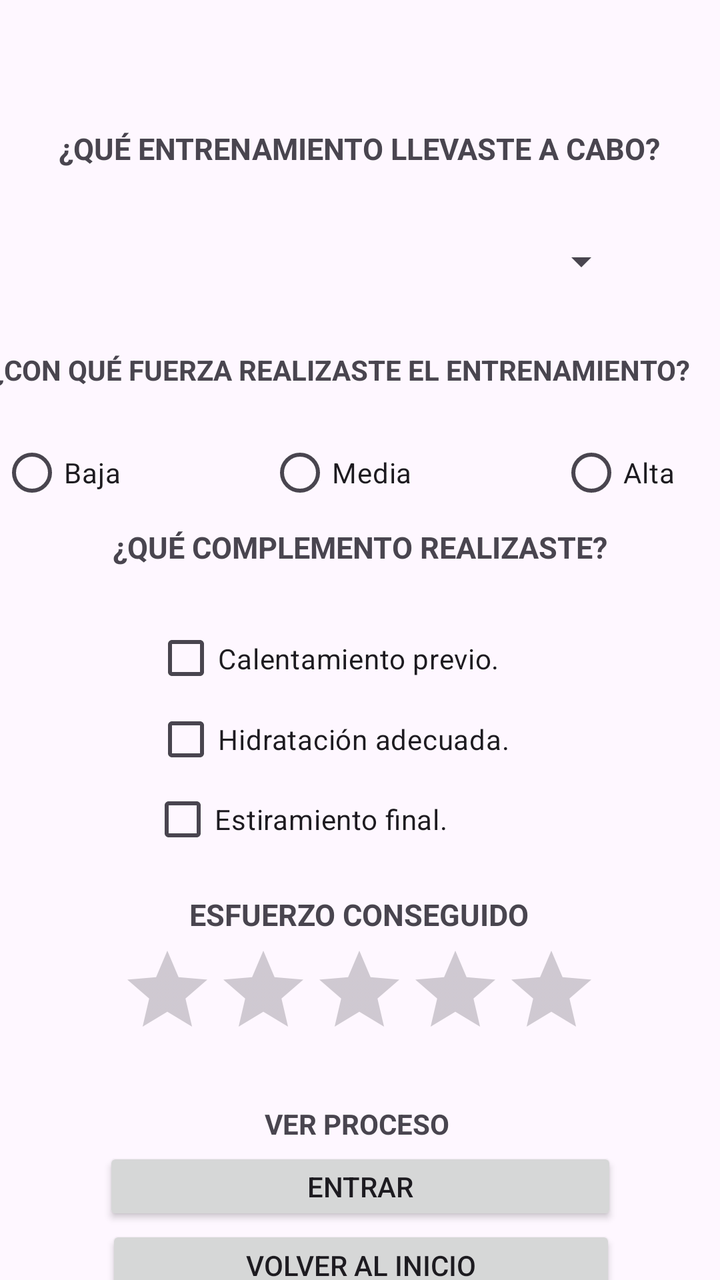
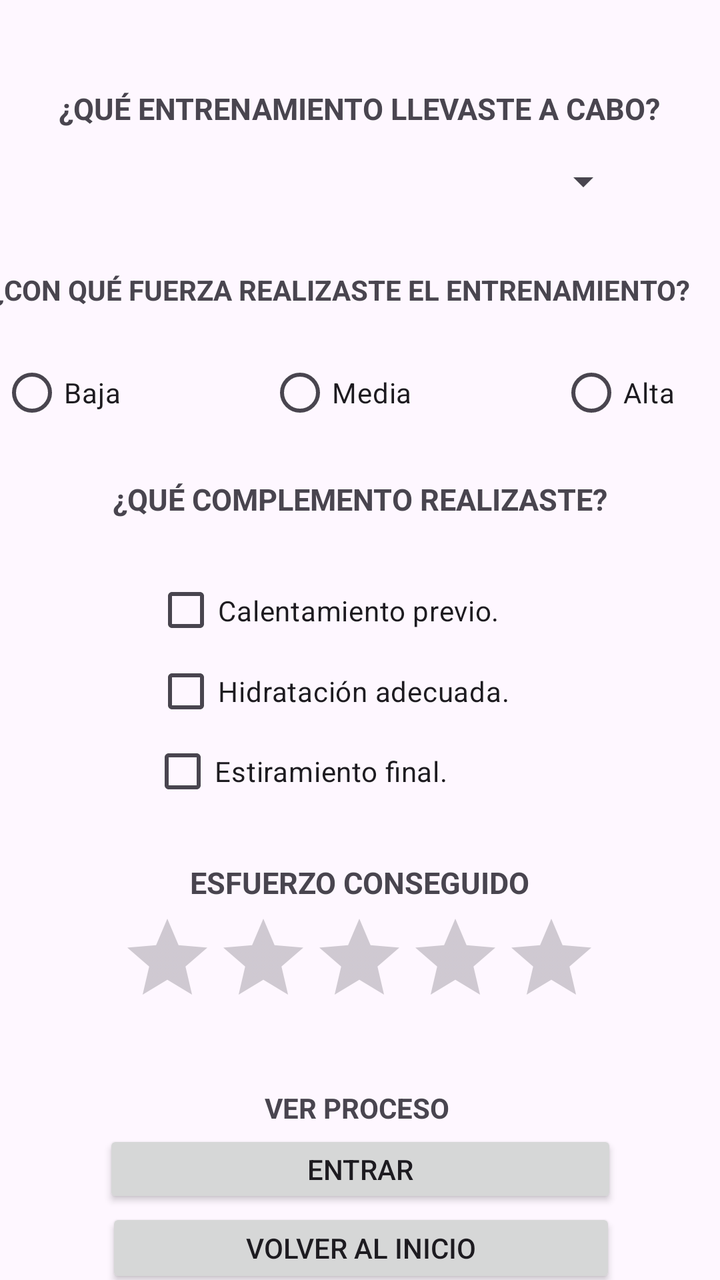

An Android layout rendered at two revisions. The XML below is the earlier revision; the diff shows what the commit changed to produce the second picture.
<!-- AndroidManifest.xml: application theme Theme.FitTrackerDave -->
<!-- res/layout/activity_spinner.xml -->
<?xml version="1.0" encoding="utf-8"?>
<androidx.constraintlayout.widget.ConstraintLayout xmlns:android="http://schemas.android.com/apk/res/android"
    xmlns:app="http://schemas.android.com/apk/res-auto"
    xmlns:tools="http://schemas.android.com/tools"
    android:id="@+id/main"
    android:layout_width="match_parent"
    android:layout_height="match_parent"
    tools:context=".SpinnerActivity">

    <TextView
        android:id="@+id/textView13"
        android:layout_width="wrap_content"
        android:layout_height="wrap_content"
        android:layout_marginTop="64dp"
        android:text="¿Qué entrenamiento llevaste a cabo?"
        android:textAllCaps="true"
        android:textSize="15sp"
        android:textStyle="bold"
        app:layout_constraintEnd_toEndOf="parent"
        app:layout_constraintHorizontal_bias="0.495"
        app:layout_constraintStart_toStartOf="parent"
        app:layout_constraintTop_toTopOf="parent" />

    <Button
        android:id="@+id/boton_volver_inicio"
        android:layout_width="255dp"
        android:layout_height="40dp"
        android:text="Volver al Inicio"
        app:layout_constraintBottom_toBottomOf="parent"
        app:layout_constraintEnd_toEndOf="parent"
        app:layout_constraintHorizontal_bias="0.506"
        app:layout_constraintStart_toStartOf="parent"
        app:layout_constraintTop_toBottomOf="@+id/boton_entrar_recycler"
        app:layout_constraintVertical_bias="0.023" />

    <CheckBox
        android:id="@+id/checkBox3"
        android:layout_width="206dp"
        android:layout_height="30dp"
        android:layout_marginTop="8dp"
        android:text="Hidratación adecuada."
        app:layout_constraintEnd_toEndOf="parent"
        app:layout_constraintStart_toStartOf="parent"
        app:layout_constraintTop_toBottomOf="@+id/checkBox" />

    <TextView
        android:id="@+id/textView5"
        android:layout_width="wrap_content"
        android:layout_height="wrap_content"
        android:layout_marginBottom="4dp"
        android:text="Esfuerzo conseguido"
        android:textAlignment="center"
        android:textAllCaps="true"
        android:textSize="15sp"
        android:textStyle="bold"
        app:layout_constraintBottom_toTopOf="@+id/ratingBar"
        app:layout_constraintEnd_toEndOf="parent"
        app:layout_constraintHorizontal_bias="0.498"
        app:layout_constraintStart_toStartOf="parent"
        app:layout_constraintTop_toBottomOf="@+id/checkBox4"
        app:layout_constraintVertical_bias="1.0" />

    <RatingBar
        android:id="@+id/ratingBar"
        android:layout_width="wrap_content"
        android:layout_height="wrap_content"
        android:layout_marginTop="212dp"
        app:layout_constraintEnd_toEndOf="parent"
        app:layout_constraintHorizontal_bias="0.497"
        app:layout_constraintStart_toStartOf="parent"
        app:layout_constraintTop_toBottomOf="@+id/linearLayout" />

    <CheckBox
        android:id="@+id/checkBox4"
        android:layout_width="210dp"
        android:layout_height="34dp"
        android:layout_marginTop="8dp"
        android:text="Estiramiento final."
        app:layout_constraintEnd_toEndOf="parent"
        app:layout_constraintHorizontal_bias="0.502"
        app:layout_constraintStart_toStartOf="parent"
        app:layout_constraintTop_toBottomOf="@+id/checkBox3" />

    <TextView
        android:id="@+id/textView10"
        android:layout_width="wrap_content"
        android:layout_height="wrap_content"
        android:layout_marginTop="4dp"
        android:text="¿Qué complemento realizaste?"
        android:textAlignment="center"
        android:textAllCaps="true"
        android:textSize="15sp"
        android:textStyle="bold"
        app:layout_constraintEnd_toEndOf="parent"
        app:layout_constraintStart_toStartOf="parent"
        app:layout_constraintTop_toBottomOf="@+id/linearLayout" />

    <TextView
        android:id="@+id/textView4"
        android:layout_width="371dp"
        android:layout_height="27dp"
        android:layout_marginTop="30dp"
        android:text="¿Con qué fuerza realizaste el entrenamiento?"
        android:textAlignment="center"
        android:textAllCaps="true"
        android:textSize="14sp"
        android:textStyle="bold"
        app:layout_constraintBottom_toTopOf="@+id/linearLayout"
        app:layout_constraintEnd_toEndOf="parent"
        app:layout_constraintStart_toStartOf="parent"
        app:layout_constraintTop_toBottomOf="@+id/spinner"
        app:layout_constraintVertical_bias="0.0" />

    <Spinner
        android:id="@+id/spinner"
        android:layout_width="271dp"
        android:layout_height="29dp"
        android:layout_marginTop="32dp"
        app:layout_constraintEnd_toEndOf="parent"
        app:layout_constraintHorizontal_bias="0.492"
        app:layout_constraintStart_toStartOf="parent"
        app:layout_constraintTop_toBottomOf="@+id/textView13" />

    <TextView
        android:id="@+id/textView14"
        android:layout_width="wrap_content"
        android:layout_height="wrap_content"
        android:layout_marginTop="24dp"
        android:text="Ver proceso"
        android:textAllCaps="true"
        android:textSize="14sp"
        android:textStyle="bold"
        app:layout_constraintEnd_toEndOf="parent"
        app:layout_constraintHorizontal_bias="0.495"
        app:layout_constraintStart_toStartOf="parent"
        app:layout_constraintTop_toBottomOf="@+id/ratingBar" />

    <Button
        android:id="@+id/boton_entrar_recycler"
        android:layout_width="257dp"
        android:layout_height="39dp"
        android:text="Entrar"
        app:layout_constraintBottom_toBottomOf="parent"
        app:layout_constraintEnd_toEndOf="parent"
        app:layout_constraintStart_toStartOf="parent"
        app:layout_constraintTop_toBottomOf="@+id/textView14"
        app:layout_constraintVertical_bias="0.08" />

    <CheckBox
        android:id="@+id/checkBox"
        android:layout_width="206dp"
        android:layout_height="35dp"
        android:layout_marginTop="28dp"
        android:text="Calentamiento previo."
        app:layout_constraintEnd_toEndOf="parent"
        app:layout_constraintStart_toStartOf="parent"
        app:layout_constraintTop_toBottomOf="@+id/textView10" />

    <LinearLayout
        android:id="@+id/linearLayout"
        android:layout_width="411dp"
        android:layout_height="46dp"
        android:layout_marginTop="68dp"
        android:orientation="horizontal"
        app:layout_constraintTop_toBottomOf="@+id/spinner"
        tools:layout_editor_absoluteX="0dp">

        <RadioButton
            android:id="@+id/radioButton"
            android:layout_width="wrap_content"
            android:layout_height="wrap_content"
            android:layout_weight="1"
            android:text="Baja"
            android:textAlignment="center" />

        <RadioButton
            android:id="@+id/radioButton2"
            android:layout_width="wrap_content"
            android:layout_height="wrap_content"
            android:layout_weight="1"
            android:text="Media"
            android:textAlignment="center" />

        <RadioButton
            android:id="@+id/radioButton3"
            android:layout_width="wrap_content"
            android:layout_height="wrap_content"
            android:layout_weight="1"
            android:text="Alta"
            android:textAlignment="center" />
    </LinearLayout>

</androidx.constraintlayout.widget.ConstraintLayout>
<!-- resources referenced by this layout -->
<resources>
  <style name="Theme.FitTrackerDave" parent="Base.Theme.FitTrackerDave" />
  <style name="Base.Theme.FitTrackerDave" parent="Theme.Material3.DayNight.NoActionBar">
          
          
      </style>
</resources>

<!-- the commit's change to res/layout/activity_spinner.xml (unified diff, before → after) -->
@@ -11,7 +11,7 @@
         android:id="@+id/textView13"
         android:layout_width="wrap_content"
         android:layout_height="wrap_content"
-        android:layout_marginTop="64dp"
+        android:layout_marginTop="44dp"
         android:text="¿Qué entrenamiento llevaste a cabo?"
         android:textAllCaps="true"
         android:textSize="15sp"
@@ -21,17 +21,14 @@
         app:layout_constraintStart_toStartOf="parent"
         app:layout_constraintTop_toTopOf="parent" />
 
-    <Button
-        android:id="@+id/boton_volver_inicio"
-        android:layout_width="255dp"
-        android:layout_height="40dp"
-        android:text="Volver al Inicio"
-        app:layout_constraintBottom_toBottomOf="parent"
+    <Spinner
+        android:id="@+id/spinner"
+        android:layout_width="271dp"
+        android:layout_height="29dp"
+        android:layout_marginTop="12dp"
         app:layout_constraintEnd_toEndOf="parent"
-        app:layout_constraintHorizontal_bias="0.506"
         app:layout_constraintStart_toStartOf="parent"
-        app:layout_constraintTop_toBottomOf="@+id/boton_entrar_recycler"
-        app:layout_constraintVertical_bias="0.023" />
+        app:layout_constraintTop_toBottomOf="@+id/textView13" />
 
     <CheckBox
         android:id="@+id/checkBox3"
@@ -55,16 +52,52 @@
         android:textStyle="bold"
         app:layout_constraintBottom_toTopOf="@+id/ratingBar"
         app:layout_constraintEnd_toEndOf="parent"
-        app:layout_constraintHorizontal_bias="0.498"
         app:layout_constraintStart_toStartOf="parent"
         app:layout_constraintTop_toBottomOf="@+id/checkBox4"
         app:layout_constraintVertical_bias="1.0" />
+
+    <TextView
+        android:id="@+id/textView14"
+        android:layout_width="wrap_content"
+        android:layout_height="wrap_content"
+        android:layout_marginTop="32dp"
+        android:text="Ver proceso"
+        android:textAllCaps="true"
+        android:textSize="14sp"
+        android:textStyle="bold"
+        app:layout_constraintEnd_toEndOf="parent"
+        app:layout_constraintHorizontal_bias="0.495"
+        app:layout_constraintStart_toStartOf="parent"
+        app:layout_constraintTop_toBottomOf="@+id/ratingBar" />
+
+    <Button
+        android:id="@+id/boton_volver_inicio"
+        android:layout_width="255dp"
+        android:layout_height="40dp"
+        android:text="Volver al Inicio"
+        app:layout_constraintBottom_toBottomOf="parent"
+        app:layout_constraintEnd_toEndOf="parent"
+        app:layout_constraintHorizontal_bias="0.506"
+        app:layout_constraintStart_toStartOf="parent"
+        app:layout_constraintTop_toBottomOf="@+id/boton_entrar_recycler"
+        app:layout_constraintVertical_bias="0.024" />
+
+    <Button
+        android:id="@+id/boton_entrar_recycler"
+        android:layout_width="257dp"
+        android:layout_height="39dp"
+        android:text="Entrar"
+        app:layout_constraintBottom_toBottomOf="parent"
+        app:layout_constraintEnd_toEndOf="parent"
+        app:layout_constraintStart_toStartOf="parent"
+        app:layout_constraintTop_toBottomOf="@+id/textView14"
+        app:layout_constraintVertical_bias="0.046" />
 
     <RatingBar
         android:id="@+id/ratingBar"
         android:layout_width="wrap_content"
         android:layout_height="wrap_content"
-        android:layout_marginTop="212dp"
+        android:layout_marginTop="236dp"
         app:layout_constraintEnd_toEndOf="parent"
         app:layout_constraintHorizontal_bias="0.497"
         app:layout_constraintStart_toStartOf="parent"
@@ -85,7 +118,7 @@
         android:id="@+id/textView10"
         android:layout_width="wrap_content"
         android:layout_height="wrap_content"
-        android:layout_marginTop="4dp"
+        android:layout_marginTop="20dp"
         android:text="¿Qué complemento realizaste?"
         android:textAlignment="center"
         android:textAllCaps="true"
@@ -110,41 +143,6 @@
         app:layout_constraintStart_toStartOf="parent"
         app:layout_constraintTop_toBottomOf="@+id/spinner"
         app:layout_constraintVertical_bias="0.0" />
-
-    <Spinner
-        android:id="@+id/spinner"
-        android:layout_width="271dp"
-        android:layout_height="29dp"
-        android:layout_marginTop="32dp"
-        app:layout_constraintEnd_toEndOf="parent"
-        app:layout_constraintHorizontal_bias="0.492"
-        app:layout_constraintStart_toStartOf="parent"
-        app:layout_constraintTop_toBottomOf="@+id/textView13" />
-
-    <TextView
-        android:id="@+id/textView14"
-        android:layout_width="wrap_content"
-        android:layout_height="wrap_content"
-        android:layout_marginTop="24dp"
-        android:text="Ver proceso"
-        android:textAllCaps="true"
-        android:textSize="14sp"
-        android:textStyle="bold"
-        app:layout_constraintEnd_toEndOf="parent"
-        app:layout_constraintHorizontal_bias="0.495"
-        app:layout_constraintStart_toStartOf="parent"
-        app:layout_constraintTop_toBottomOf="@+id/ratingBar" />
-
-    <Button
-        android:id="@+id/boton_entrar_recycler"
-        android:layout_width="257dp"
-        android:layout_height="39dp"
-        android:text="Entrar"
-        app:layout_constraintBottom_toBottomOf="parent"
-        app:layout_constraintEnd_toEndOf="parent"
-        app:layout_constraintStart_toStartOf="parent"
-        app:layout_constraintTop_toBottomOf="@+id/textView14"
-        app:layout_constraintVertical_bias="0.08" />
 
     <CheckBox
         android:id="@+id/checkBox"
